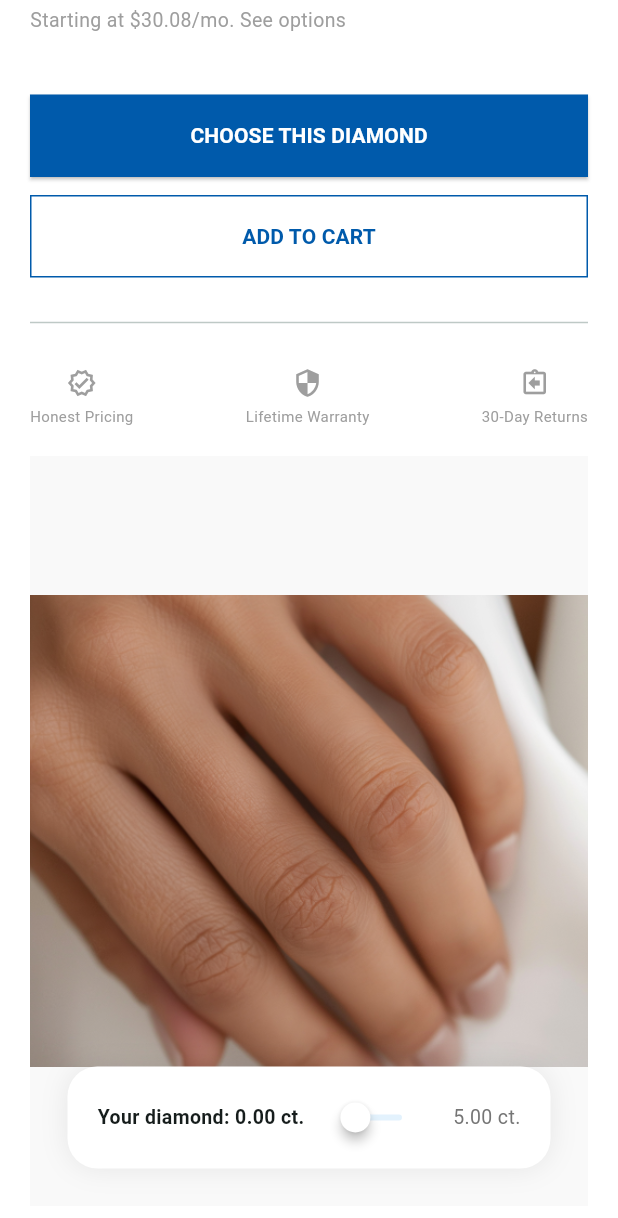
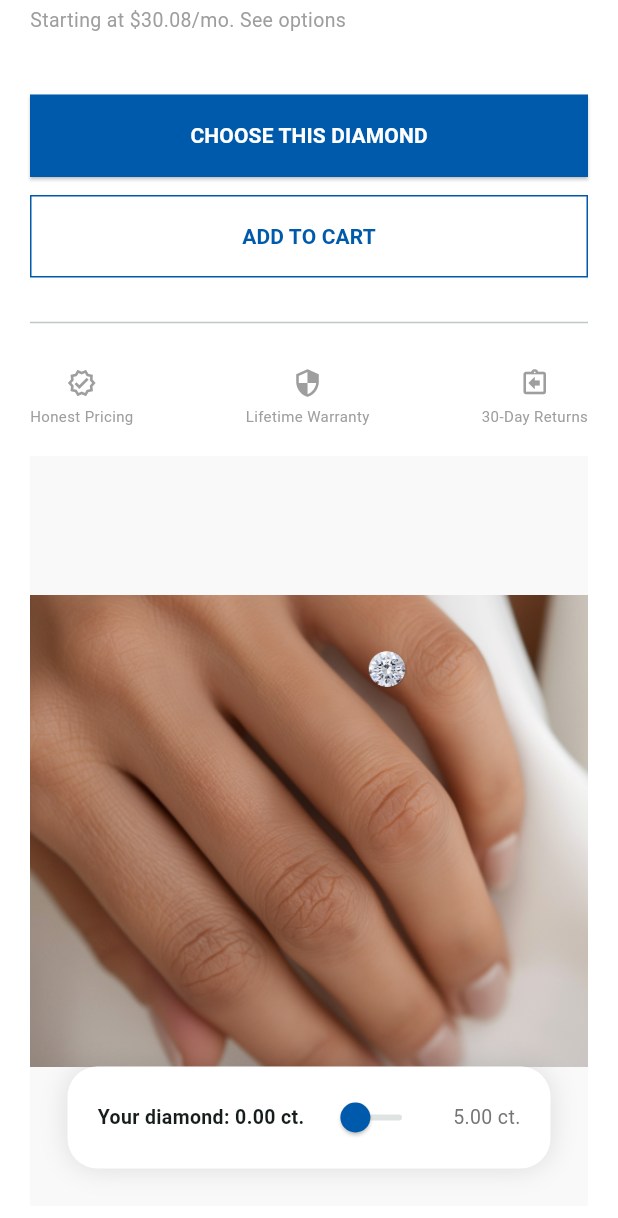
Before and after one commit to chand1704/Brilliance-Diamond, a Flutter app: the DiamondDetailScreen screen opened directly with empty values, scrolled down 760 dp, on a phone screen of 412 x 824 dp. Shown: the top 1218 px of the screen. Run offline on Flutter 3.47's test engine with Material 3 defaults, Android fonts, the phone set to English and light mode, and no system bars; missing offline and left inert: dart:ui_web; network calls fail.

Commit message:
Brilliance-Diamond

```diff
--- a/lib/diamonds_details_pages.dart
+++ b/lib/diamonds_details_pages.dart
@@ -1,7 +1,6 @@
 import 'dart:html' as html;
 import 'dart:ui_web' as ui;
 
-import 'package:brilliance_diamond/utils/diamond_painter_utils.dart';
 import 'package:brilliance_diamond/widgets/main_header.dart';
 import 'package:brilliance_diamond/widgets/safe_image.dart';
 import 'package:flutter/material.dart';
@@ -547,12 +546,21 @@ class _DiamondDetailScreenState extends State<DiamondDetailScreen> {
                     child: SizedBox(
                       width: 45,
                       height: 45,
-                      child: CustomPaint(
-                        painter: DiamondPainterUtils.getPainterForShapeName(
-                          widget.stone.shapeStr,
-                          false,
+                      child: Image.asset(
+                        _getShapeAssetPath(widget.stone.shapeStr),
+                        fit: BoxFit.contain,
+                        // Fallback if the specific shape image is missing
+                        errorBuilder: (context, error, stackTrace) => Icon(
+                          Icons.diamond,
+                          color: Colors.grey.withValues(alpha: 0.5),
+                          size: 30,
                         ),
                       ),
+                      // CustomPaint(
+                      //   painter: DiamondPainterUtils.getPainterForShapeName(
+                      //     widget.stone.shapeStr,
+                      //     false,
+                      //   ),
                     ),
                   ),
                 ),
@@ -561,69 +569,132 @@ class _DiamondDetailScreenState extends State<DiamondDetailScreen> {
                 bottom: 25,
                 left: 25,
                 right: 25,
-                child: Container(
-                  padding: const EdgeInsets.symmetric(
-                    horizontal: 20,
-                    vertical: 10,
+                child: _buildSliderOverlay(caratValue),
+                // Container(
+                //   padding: const EdgeInsets.symmetric(
+                //     horizontal: 20,
+                //     vertical: 10,
+                //   ),
+                //   decoration: BoxDecoration(
+                //     color: Colors.white,
+                //     borderRadius: BorderRadius.circular(20),
+                //     boxShadow: [
+                //       BoxShadow(
+                //         color: Colors.black.withValues(alpha: 0.08),
+                //         blurRadius: 15,
+                //       ),
+                //     ],
+                //   ),
+                //   child: Row(
+                //     children: [
+                //       Text(
+                //         "Your diamond: ${caratValue.toStringAsFixed(2)} ct.",
+                //         style: const TextStyle(
+                //           fontWeight: FontWeight.bold,
+                //           fontSize: 13,
+                //         ),
+                //       ),
+                //       const SizedBox(width: 10),
+                //       Expanded(
+                //         child: SliderTheme(
+                //           data: SliderTheme.of(context).copyWith(
+                //             trackHeight: 4,
+                //             activeTickMarkColor: const Color(0xFF005AAB),
+                //             inactiveTrackColor: Colors.blue.shade50,
+                //             thumbColor: Colors.white,
+                //             thumbShape: const RoundSliderThumbShape(
+                //               enabledThumbRadius: 10,
+                //               elevation: 3,
+                //             ),
+                //           ),
+                //           child: Slider(
+                //             value: caratValue.clamp(0.1, 5.0),
+                //             min: 0.10,
+                //             max: 5.00,
+                //             onChanged: (val) {
+                //               _caratNotifier.value = val;
+                //             },
+                //           ),
+                //         ),
+                //       ),
+                //       const SizedBox(width: 10),
+                //       Text(
+                //         "5.00 ct.",
+                //         style: TextStyle(
+                //           color: Colors.grey.shade600,
+                //           fontSize: 13,
+                //         ),
+                //       ),
+                //     ],
+                //   ),
+                // ),
               ),
+            ],
+          ),
+        );
+      },
+    );
+  }
+
+  String _getShapeAssetPath(String shapeName) {
+    final String s = shapeName.toLowerCase().trim();
+    String fileName = "Round.png"; // Default fallback
+
+    if (s.contains('round'))
+      fileName = "Round.png";
+    else if (s.contains('pear'))
+      fileName = "Pear.png";
+    else if (s.contains('oval'))
+      fileName = "Oval.png";
+    else if (s.contains('marquise'))
+      fileName = "Marquise.png";
+    else if (s.contains('emerald'))
+      fileName = "Emerald.png";
+    else if (s.contains('princess'))
+      fileName = "Princess.png";
+    else if (s.contains('heart'))
+      fileName = "Heart.png";
+    else if (s.contains('cushion'))
+      fileName = "Cushion.png";
+    else if (s.contains('radiant'))
+      fileName = "Radiant.png";
+    else if (s.contains('asscher'))
+      fileName = "Asscher.png";
+
+    return "assets/images/shapes/$fileName";
+  }
+
+  Widget _buildSliderOverlay(double caratValue) {
+    return Container(
+      padding: const EdgeInsets.symmetric(horizontal: 20, vertical: 10),
       decoration: BoxDecoration(
         color: Colors.white,
         borderRadius: BorderRadius.circular(20),
-                    boxShadow: [
-                      BoxShadow(
-                        color: Colors.black.withValues(alpha: 0.08),
-                        blurRadius: 15,
-                      ),
-                    ],
+        boxShadow: [BoxShadow(color: Colors.black12, blurRadius: 15)],
       ),
       child: Row(
         children: [
           Text(
             "Your diamond: ${caratValue.toStringAsFixed(2)} ct.",
-                        style: const TextStyle(
-                          fontWeight: FontWeight.bold,
-                          fontSize: 13,
-                        ),
+            style: const TextStyle(fontWeight: FontWeight.bold, fontSize: 13),
           ),
           const SizedBox(width: 10),
           Expanded(
-                        child: SliderTheme(
-                          data: SliderTheme.of(context).copyWith(
-                            trackHeight: 4,
-                            activeTickMarkColor: const Color(0xFF005AAB),
-                            inactiveTrackColor: Colors.blue.shade50,
-                            thumbColor: Colors.white,
-                            thumbShape: const RoundSliderThumbShape(
-                              enabledThumbRadius: 10,
-                              elevation: 3,
-                            ),
-                          ),
             child: Slider(
               value: caratValue.clamp(0.1, 5.0),
               min: 0.10,
               max: 5.00,
-                            onChanged: (val) {
-                              _caratNotifier.value = val;
-                            },
-                          ),
+              activeColor: const Color(0xFF005AAB),
+              onChanged: (val) => _caratNotifier.value = val,
             ),
           ),
           const SizedBox(width: 10),
           Text(
             "5.00 ct.",
-                        style: TextStyle(
-                          color: Colors.grey.shade600,
-                          fontSize: 13,
-                        ),
+            style: TextStyle(color: Colors.grey.shade600, fontSize: 13),
           ),
         ],
       ),
-                ),
-              ),
-            ],
-          ),
-        );
-      },
     );
   }
 
--- a/pubspec.yaml
+++ b/pubspec.yaml
@@ -66,6 +66,7 @@ flutter:
   # To add assets to your application, add an assets section, like this:
   assets:
      - assets/images/
+     - assets/images/shapes/
   #   - images/a_dot_ham.jpeg
 
   # An image asset can refer to one or more resolution-specific "variants", see
```
Also changed, not shown: assets/images/shapes/Asscher.png (added), assets/images/shapes/Cushion.png (added), assets/images/shapes/Emerald.png (added), assets/images/shapes/Heart.png (added), assets/images/shapes/Marquise.png (added), assets/images/shapes/Oval.png (added), assets/images/shapes/Pear.png (added), assets/images/shapes/Princess.png (renamed from assets/images/Princess..png), assets/images/shapes/Radiant.png (added), assets/images/shapes/Round.png (added), pubspec.lock. Lines whose indentation alone changed are shown as unchanged.
